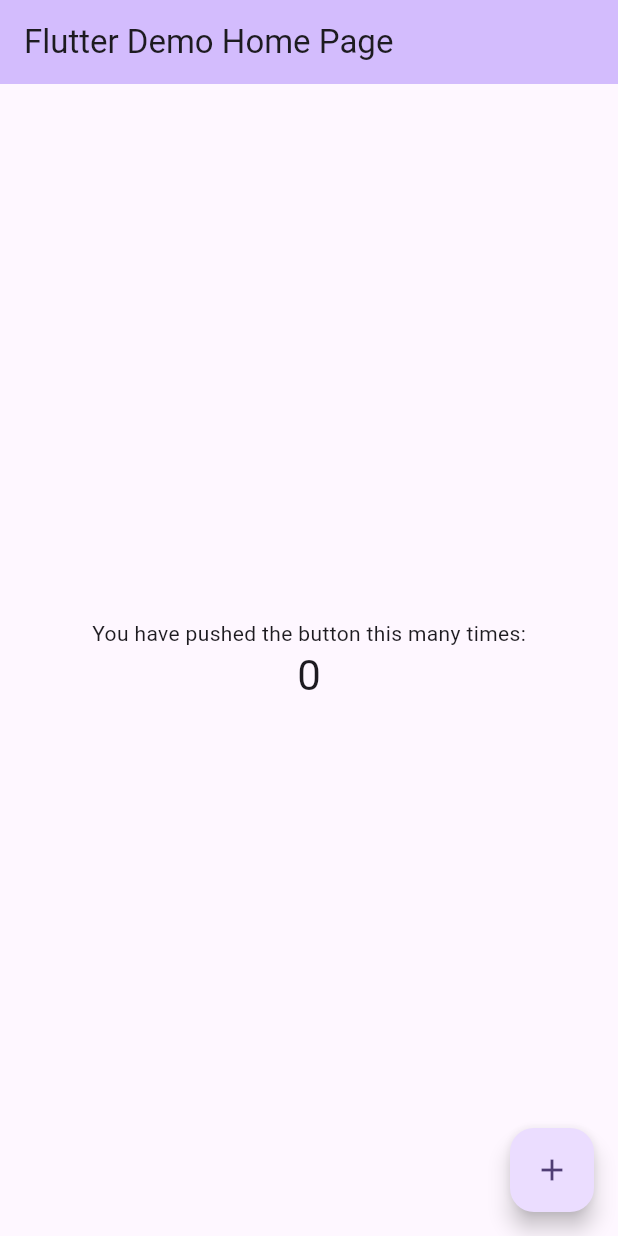
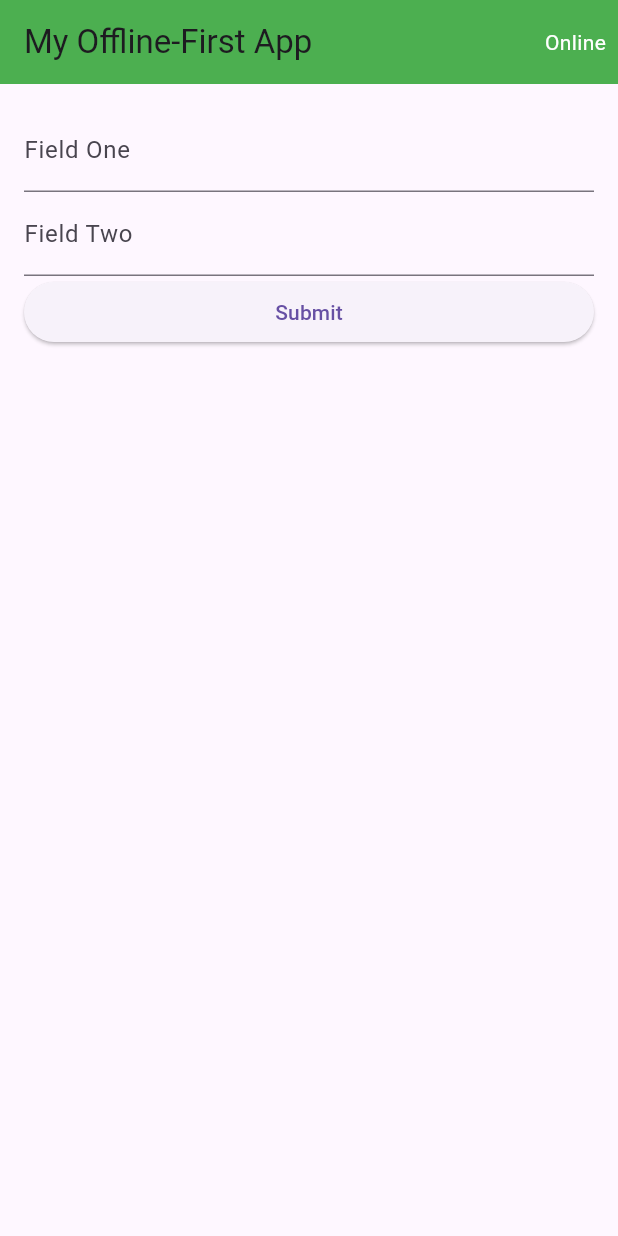
Before and after one commit to claziosi/offline-first, a Flutter app: the screen it shows after launch, on a phone screen of 412 x 824 dp. Run offline on Flutter 3.47's test engine with Material 3 defaults, Android fonts, the phone set to English and light mode, and no system bars; our stand-ins replace connectivity_plus, hive, hive_flutter; accounts and stored records are empty.

Commit message:
add local storage

```diff
--- /dev/null
+++ b/dart/lib/local_storage.dart
@@ -0,0 +1,13 @@
+// In a file named local_storage.dart
+
+import 'package:hive/hive.dart';
+part 'local_storage.g.dart';
+
+@HiveType(typeId: 0)
+class FormData extends HiveObject {
+  @HiveField(0)
+  late String field1;
+
+  @HiveField(1)
+  late String field2;
+}
--- a/dart/lib/main.dart
+++ b/dart/lib/main.dart
@@ -1,125 +1,177 @@
 import 'package:flutter/material.dart';
+import 'package:connectivity_plus/connectivity_plus.dart';
+import 'package:flutter/services.dart';
+import 'package:hive_flutter/hive_flutter.dart';
+import 'local_storage.dart';
 
-void main() {
+Future<void> main() async {
+  WidgetsFlutterBinding.ensureInitialized();
+
+  // Initialize Hive and register the adapter.
+  await Hive.initFlutter();
+  Hive.registerAdapter(FormDataAdapter());
   runApp(const MyApp());
 }
 
 class MyApp extends StatelessWidget {
   const MyApp({super.key});
 
-  // This widget is the root of your application.
   @override
   Widget build(BuildContext context) {
     return MaterialApp(
-      title: 'Flutter Demo',
+      title: 'Online/Offline Indicator',
+      debugShowCheckedModeBanner: false,
       theme: ThemeData(
-        // This is the theme of your application.
-        //
-        // TRY THIS: Try running your application with "flutter run". You'll see
-        // the application has a purple toolbar. Then, without quitting the app,
-        // try changing the seedColor in the colorScheme below to Colors.green
-        // and then invoke "hot reload" (save your changes or press the "hot
-        // reload" button in a Flutter-supported IDE, or press "r" if you used
-        // the command line to start the app).
-        //
-        // Notice that the counter didn't reset back to zero; the application
-        // state is not lost during the reload. To reset the state, use hot
-        // restart instead.
-        //
-        // This works for code too, not just values: Most code changes can be
-        // tested with just a hot reload.
-        colorScheme: ColorScheme.fromSeed(seedColor: Colors.deepPurple),
-        useMaterial3: true,
+        primarySwatch: Colors.blue,
+        visualDensity: VisualDensity.adaptivePlatformDensity,
       ),
-      home: const MyHomePage(title: 'Flutter Demo Home Page'),
+      home: const MyHomePage(),
     );
   }
 }
 
 class MyHomePage extends StatefulWidget {
-  const MyHomePage({super.key, required this.title});
-
-  // This widget is the home page of your application. It is stateful, meaning
-  // that it has a State object (defined below) that contains fields that affect
-  // how it looks.
-
-  // This class is the configuration for the state. It holds the values (in this
-  // case the title) provided by the parent (in this case the App widget) and
-  // used by the build method of the State. Fields in a Widget subclass are
-  // always marked "final".
-
-  final String title;
+  const MyHomePage({super.key});
 
   @override
-  State<MyHomePage> createState() => _MyHomePageState();
+  _MyHomePageState createState() => _MyHomePageState();
 }
 
 class _MyHomePageState extends State<MyHomePage> {
-  int _counter = 0;
+  final Connectivity _connectivity = Connectivity();
+  late Stream<ConnectivityResult> _connectivityStream;
+  ConnectivityResult _connectionStatus = ConnectivityResult.none;
 
-  void _incrementCounter() {
+  final TextEditingController _field1Controller = TextEditingController();
+  final TextEditingController _field2Controller = TextEditingController();
+
+  Box<FormData>? formDataBox;
+
+  @override
+  void initState() {
+    super.initState();
+    initConnectivity();
+    _connectivityStream = _connectivity.onConnectivityChanged;
+    _connectivityStream.listen(_updateConnectionStatus);
+    openHiveBox();
+  }
+
+  Future<void> openHiveBox() async {
+    formDataBox = await Hive.openBox<FormData>('formData');
+  }
+
+  void saveDataLocally() {
+    final formData = FormData()
+      ..field1 = _field1Controller.text
+      ..field2 = _field2Controller.text;
+
+    formDataBox?.add(formData);
+
+    ScaffoldMessenger.of(context).showSnackBar(
+      const SnackBar(content: Text('Data saved locally!')),
+    );
+  }
+
+  Future<void> syncDataWithBackend() async {
+    if (_connectionStatus != ConnectivityResult.none) {
+      // Assume that we have a function `sendDataToBackend(FormData data)`
+      // that takes care of sending our saved form data to the backend.
+
+      final unsyncedData = formDataBox?.values.toList() ?? [];
+
+      for (var data in unsyncedData) {
+        try {
+          await sendDataToBackend(
+              data); // Implement this function based on your backend API.
+          await data
+              .delete(); // Remove from local storage after successful sync.
+
+          ScaffoldMessenger.of(context).showSnackBar(
+            const SnackBar(content: Text('Data synced with backend!')),
+          );
+        } catch (e) {
+          print('Failed to send data: $e');
+          ScaffoldMessenger.of(context).showSnackBar(
+            const SnackBar(content: Text('Failed to sync data!')),
+          );
+        }
+      }
+    }
+  }
+
+  // Initialize connectivity status
+  Future<void> initConnectivity() async {
+    try {
+      var currentStatus = await _connectivity.checkConnectivity();
+      if (!mounted) return; // In case our widget was removed from the tree.
+      setState(() {
+        _connectionStatus = currentStatus;
+      });
+    } catch (e) {
+      print("Couldn't check connectivity status: $e");
+    }
+  }
+
+  void _updateConnectionStatus(ConnectivityResult result) {
+    if (!mounted) return; // In case our widget was removed from the tree.
     setState(() {
-      // This call to setState tells the Flutter framework that something has
-      // changed in this State, which causes it to rerun the build method below
-      // so that the display can reflect the updated values. If we changed
-      // _counter without calling setState(), then the build method would not be
-      // called again, and so nothing would appear to happen.
-      _counter++;
+      _connectionStatus = result;
     });
+  }
+
+  sendDataToBackend(FormData data) {
+    print("Sending data to backend: $data");
   }
 
   @override
   Widget build(BuildContext context) {
-    // This method is rerun every time setState is called, for instance as done
-    // by the _incrementCounter method above.
-    //
-    // The Flutter framework has been optimized to make rerunning build methods
-    // fast, so that you can just rebuild anything that needs updating rather
-    // than having to individually change instances of widgets.
     return Scaffold(
       appBar: AppBar(
-        // TRY THIS: Try changing the color here to a specific color (to
-        // Colors.amber, perhaps?) and trigger a hot reload to see the AppBar
-        // change color while the other colors stay the same.
-        backgroundColor: Theme.of(context).colorScheme.inversePrimary,
-        // Here we take the value from the MyHomePage object that was created by
-        // the App.build method, and use it to set our appbar title.
-        title: Text(widget.title),
+        title: const Text('My Offline-First App'),
+        backgroundColor: (_connectionStatus != ConnectivityResult.none)
+            ? Colors.green
+            : Colors.red, // For better contrast of AppBar items
+        actions: <Widget>[
+          Padding(
+            padding: const EdgeInsets.all(8.0),
+            child: Center(
+              child: Text(
+                (_connectionStatus != ConnectivityResult.none)
+                    ? 'Online'
+                    : 'Offline',
+                style: const TextStyle(color: Colors.white),
+              ),
+            ),
+          ),
+        ],
+        systemOverlayStyle: SystemUiOverlayStyle.light,
       ),
-      body: Center(
-        // Center is a layout widget. It takes a single child and positions it
-        // in the middle of the parent.
-        child: Column(
-          // Column is also a layout widget. It takes a list of children and
-          // arranges them vertically. By default, it sizes itself to fit its
-          // children horizontally, and tries to be as tall as its parent.
-          //
-          // Column has various properties to control how it sizes itself and
-          // how it positions its children. Here we use mainAxisAlignment to
-          // center the children vertically; the main axis here is the vertical
-          // axis because Columns are vertical (the cross axis would be
-          // horizontal).
-          //
-          // TRY THIS: Invoke "debug painting" (choose the "Toggle Debug Paint"
-          // action in the IDE, or press "p" in the console), to see the
-          // wireframe for each widget.
-          mainAxisAlignment: MainAxisAlignment.center,
+      body: SafeArea(
+        child: ListView(
+          padding: const EdgeInsets.all(16),
           children: <Widget>[
-            const Text(
-              'You have pushed the button this many times:',
+            TextField(
+              controller: _field1Controller,
+              decoration: const InputDecoration(labelText: 'Field One'),
             ),
-            Text(
-              '$_counter',
-              style: Theme.of(context).textTheme.headlineMedium,
+            TextField(
+              controller: _field2Controller,
+              decoration: const InputDecoration(labelText: 'Field Two'),
             ),
+            ElevatedButton(
+              onPressed: (_connectionStatus != ConnectivityResult.none)
+                  ? () async {
+                      await syncDataWithBackend();
+                    }
+                  : saveDataLocally,
+              child: Text((_connectionStatus != ConnectivityResult.none)
+                  ? 'Submit'
+                  : 'Save Locally'),
+            ),
+            // The rest of your app content goes here.
           ],
         ),
       ),
-      floatingActionButton: FloatingActionButton(
-        onPressed: _incrementCounter,
-        tooltip: 'Increment',
-        child: const Icon(Icons.add),
-      ), // This trailing comma makes auto-formatting nicer for build methods.
     );
   }
 }
--- a/dart/pubspec.yaml
+++ b/dart/pubspec.yaml
@@ -31,12 +31,17 @@ dependencies:
   flutter:
     sdk: flutter
 
+  connectivity_plus: ^5.0.2
+  hive: ^2.2.3
+  hive_flutter: ^1.1.0
 
   # The following adds the Cupertino Icons font to your application.
   # Use with the CupertinoIcons class for iOS style icons.
   cupertino_icons: ^1.0.2
 
 dev_dependencies:
+  build_runner: ^2.4.8
+  hive_generator: ^2.0.1
   flutter_test:
     sdk: flutter
 
```
Also changed, not shown: dart/lib/local_storage.g.dart (added), dart/pubspec.lock, 9 other files.
